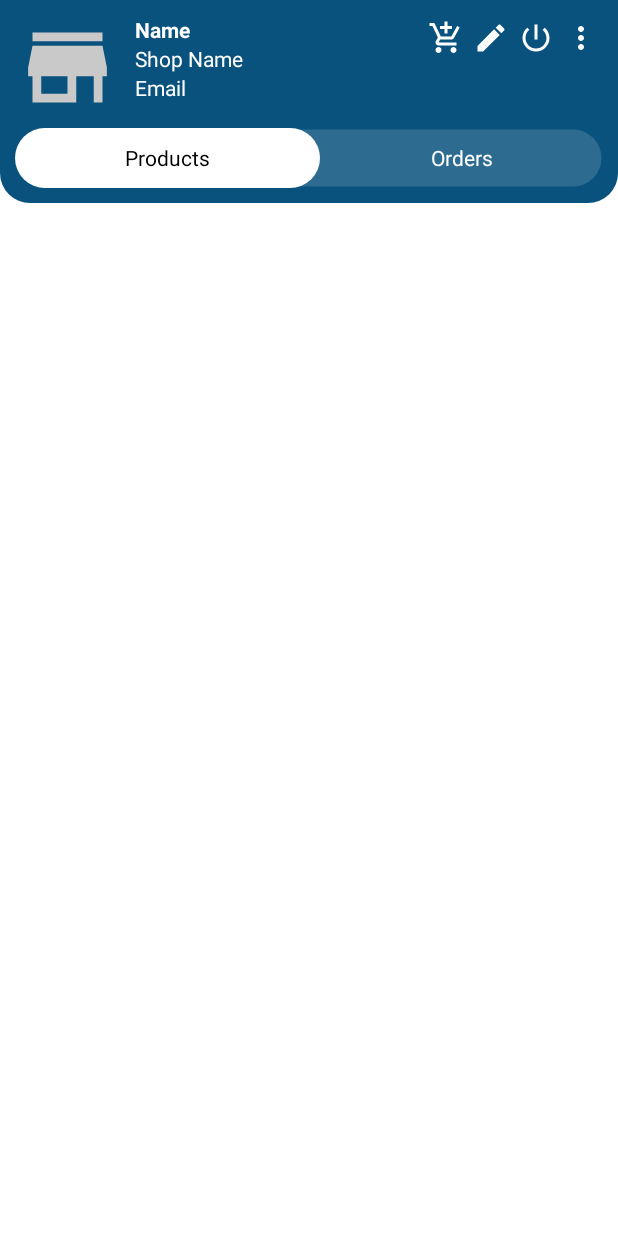
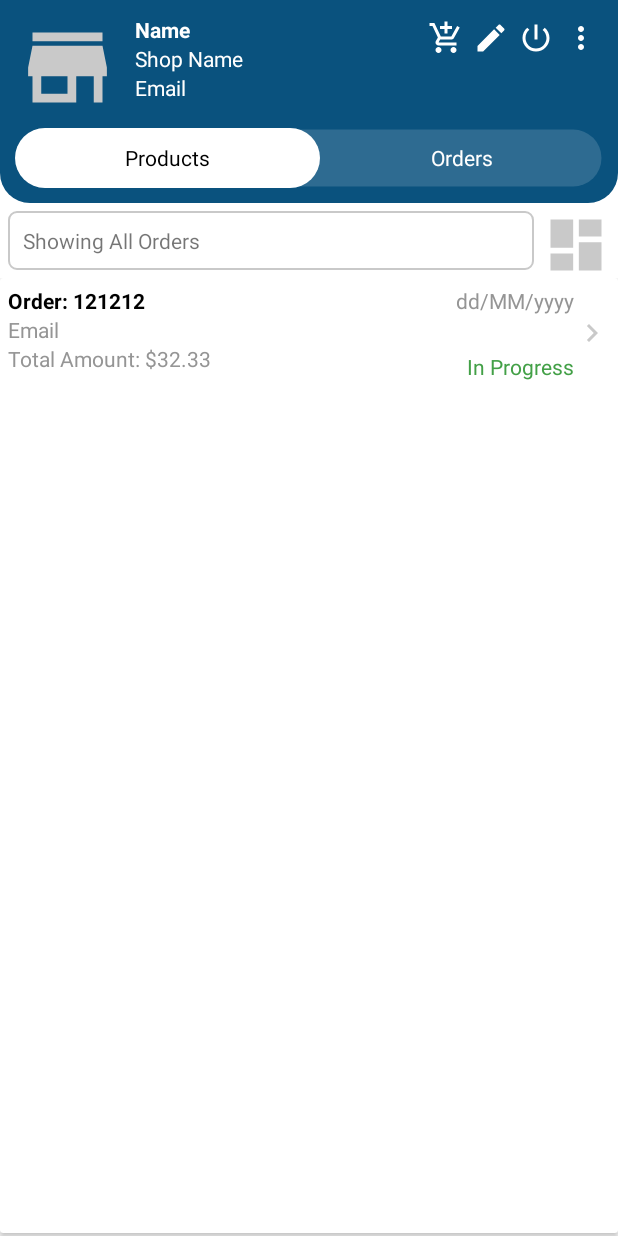
Before and after one commit to ByronGG/Farmago-uat, an Android app: the layout activity_main_seller.xml on its own in the app's theme, with its tools: preview values and no code run, on a phone screen of 412 x 824 dp. Run offline under Robolectric (Android 15) with nearby library versions, the phone set to English and light mode, and no system bars; plain views replace CircularImageView; Roboto replaces fonts that are not available here.

```diff
--- a/app/src/main/java/com/example/farmago_uat/FilterOrderShop.java
+++ b/app/src/main/java/com/example/farmago_uat/FilterOrderShop.java
@@ -7,7 +7,7 @@ import com.example.farmago_uat.models.ModelOrderShop;
 
 import java.util.ArrayList;
 
-public class FilterOrderShop {
+public class FilterOrderShop extends Filter{
     private AdapterOrderShop adapter;
     private ArrayList<ModelOrderShop> filterList;
 
--- a/app/src/main/java/com/example/farmago_uat/FilterProductUser.java
+++ b/app/src/main/java/com/example/farmago_uat/FilterProductUser.java
@@ -7,7 +7,8 @@ import com.example.farmago_uat.models.ModelProduct;
 
 import java.util.ArrayList;
 
-public class FilterProductUser {private AdapterProductUser adapter;
+public class FilterProductUser extends Filter{
+    private AdapterProductUser adapter;
     private ArrayList<ModelProduct> filterList;
 
     public FilterProductUser(AdapterProductUser adapter, ArrayList<ModelProduct> filterList) {
--- a/app/src/main/java/com/example/farmago_uat/adapters/AdapterProductSeller.java
+++ b/app/src/main/java/com/example/farmago_uat/adapters/AdapterProductSeller.java
@@ -20,6 +20,7 @@ import androidx.recyclerview.widget.RecyclerView;
 
 import com.example.farmago_uat.FilterProduct;
 import com.example.farmago_uat.R;
+import com.example.farmago_uat.activities.EditProductActivity;
 import com.example.farmago_uat.models.ModelProduct;
 import com.google.android.gms.tasks.OnFailureListener;
 import com.google.android.gms.tasks.OnSuccessListener;
--- a/app/src/main/res/layout/activity_main_seller.xml
+++ b/app/src/main/res/layout/activity_main_seller.xml
@@ -171,43 +171,43 @@
 
     </RelativeLayout>
 
-<!--    &lt;!&ndash;Orders&ndash;&gt;-->
-<!--    <RelativeLayout-->
-<!--        android:id="@+id/ordersRl"-->
-<!--        android:layout_below="@+id/toolbarRl"-->
-<!--        android:layout_width="match_parent"-->
-<!--        android:layout_height="match_parent">-->
-<!--        &lt;!&ndash;Search/Filter&ndash;&gt;-->
-<!--        <TextView-->
-<!--            android:id="@+id/filteredOrdersTv"-->
-<!--            android:layout_width="match_parent"-->
-<!--            android:layout_height="wrap_content"-->
-<!--            android:layout_margin="5dp"-->
-<!--            android:layout_toStartOf="@id/filterOrderBtn"-->
-<!--            android:background="@drawable/shapre_rect02"-->
-<!--            android:padding="10dp"-->
-<!--            android:text="Showing All Orders"/>-->
-<!--        &lt;!&ndash;Filter orders&ndash;&gt;-->
-<!--        <ImageButton-->
-<!--            android:id="@+id/filterOrderBtn"-->
-<!--            android:layout_width="45dp"-->
-<!--            android:layout_height="45dp"-->
-<!--            android:layout_alignParentEnd="true"-->
-<!--            android:layout_marginTop="5dp"-->
-<!--            android:layout_marginEnd="5dp"-->
-<!--            android:background="@null"-->
-<!--            android:scaleType="fitXY"-->
-<!--            android:src="@drawable/ic_filter_gray"/>-->
-<!--        &lt;!&ndash;show orders&ndash;&gt;-->
-<!--        <androidx.recyclerview.widget.RecyclerView-->
-<!--            android:id="@+id/ordersRv"-->
-<!--            android:layout_width="match_parent"-->
-<!--            android:layout_height="match_parent"-->
-<!--            android:layout_below="@id/filteredOrdersTv"-->
-<!--            tools:listitem="@layout/row_order_seller"-->
-<!--            app:reverseLayout="true"-->
-<!--            app:stackFromEnd="true"-->
-<!--            app:layoutManager="androidx.recyclerview.widget.LinearLayoutManager"/>-->
-<!--    </RelativeLayout>-->
+    <!--Orders-->
+    <RelativeLayout
+        android:id="@+id/ordersRl"
+        android:layout_below="@+id/toolbarRl"
+        android:layout_width="match_parent"
+        android:layout_height="match_parent">
+        <!--Search/Filter-->
+        <TextView
+            android:id="@+id/filteredOrdersTv"
+            android:layout_width="match_parent"
+            android:layout_height="wrap_content"
+            android:layout_margin="5dp"
+            android:layout_toStartOf="@id/filterOrderBtn"
+            android:background="@drawable/shapre_rect02"
+            android:padding="10dp"
+            android:text="Showing All Orders"/>
+        <!--Filter orders-->
+        <ImageButton
+            android:id="@+id/filterOrderBtn"
+            android:layout_width="45dp"
+            android:layout_height="45dp"
+            android:layout_alignParentEnd="true"
+            android:layout_marginTop="5dp"
+            android:layout_marginEnd="5dp"
+            android:background="@null"
+            android:scaleType="fitXY"
+            android:src="@drawable/ic_filter_gray"/>
+        <!--show orders-->
+        <androidx.recyclerview.widget.RecyclerView
+            android:id="@+id/ordersRv"
+            android:layout_width="match_parent"
+            android:layout_height="match_parent"
+            android:layout_below="@id/filteredOrdersTv"
+            tools:listitem="@layout/row_order_seller"
+            app:reverseLayout="true"
+            app:stackFromEnd="true"
+            app:layoutManager="androidx.recyclerview.widget.LinearLayoutManager"/>
+    </RelativeLayout>
 
 </RelativeLayout>
--- a/build.gradle
+++ b/build.gradle
@@ -1,6 +1,8 @@
 buildscript {
     dependencies {
-        classpath 'com.google.gms:google-services:4.3.10'
+        classpath 'com.google.gms:google-services:4.3.13'
+        classpath 'com.android.tools.build:gradle:3.4.0'
+        classpath 'com.google.firebase:firebase-crashlytics-gradle:2.9.1'
     }
 }// Top-level build file where you can add configuration options common to all sub-projects/modules.
 plugins {
```
Also changed, not shown: app/build.gradle (+8 -6 lines), app/src/main/java/com/example/farmago_uat/activities/MainUserActivity.java (+16 -12 lines), app/src/main/res/layout/activity_main_user.xml (+32 -30 lines), app/src/main/res/values/ids.xml (deleted, +0 -15 lines).
